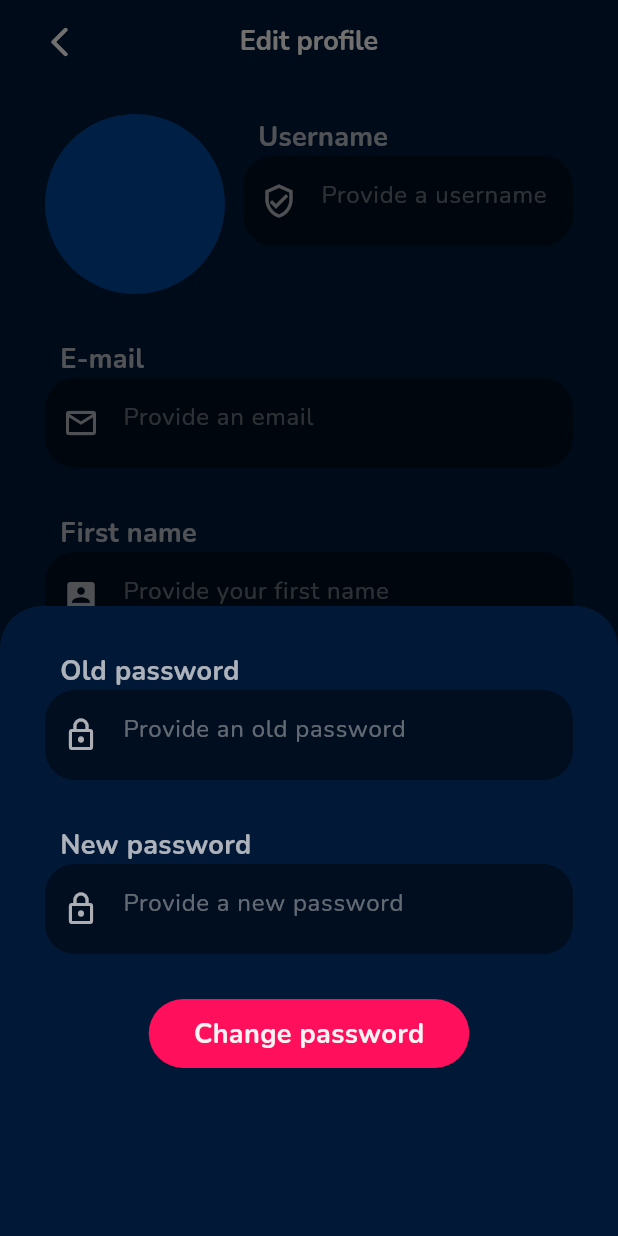
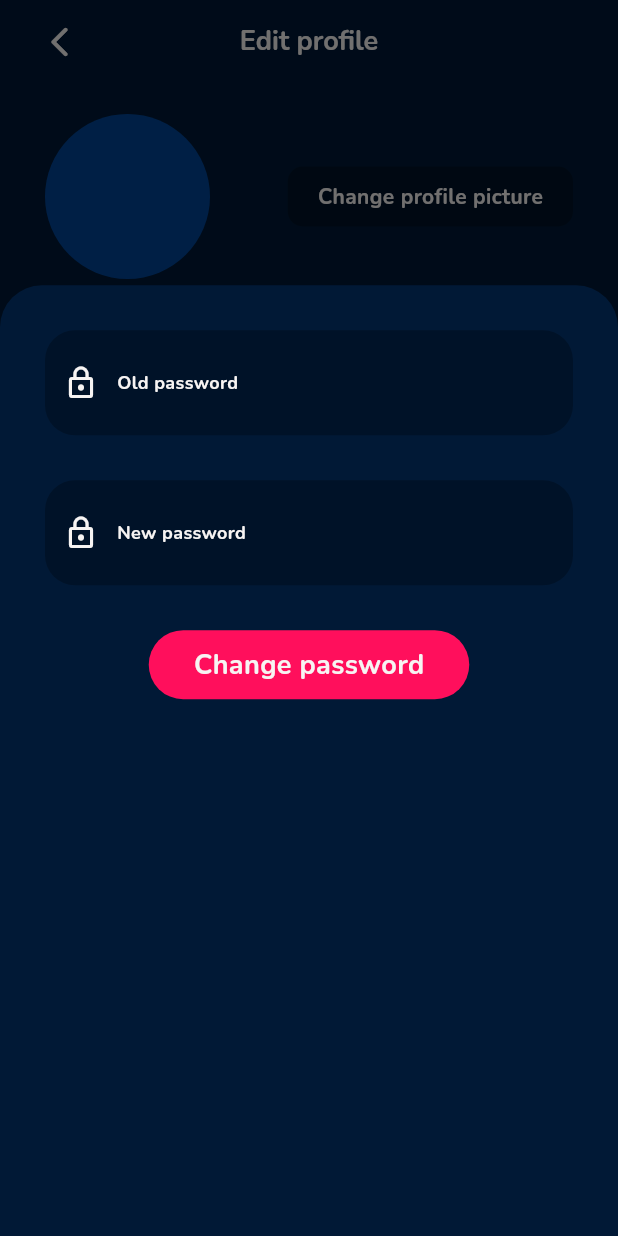
Before and after one commit to bruh-squad/drinkify, a Flutter app: the EditProfilePage screen opened by its route, after a tap on "Change password", on a phone screen of 412 x 824 dp. Run offline on Flutter 3.47's test engine with Material 2 defaults, Android fonts, the phone set to English and light mode, and no system bars; our stand-ins replace flutter_dotenv, flutter_map, flutter_secure_storage, geocoding, go_router, latlong2 and 1 more; missing offline and left inert: map_launcher; accounts and stored records are empty; generated files the repository leaves out were written again; network calls fail.

Commit message:
Visual changes to text fields

```diff
--- a/lib/l10n/app_en.arb
+++ b/lib/l10n/app_en.arb
@@ -38,6 +38,7 @@
     "logOut": "Log out",
 
     "editProfilePage": "Edit profile",
+    "changePfp": "Change profile picture",
     "username": "Username",
     "usernameField": "Provide a username",
     "email": "E-mail",
--- a/lib/l10n/app_pl.arb
+++ b/lib/l10n/app_pl.arb
@@ -38,6 +38,7 @@
     "logOut": "Wyloguj się",
 
     "editProfilePage": "Edytuj profil",
+    "changePfp": "Zmień zdjęcie profilowe",
     "username": "Nazwa użytkownika",
     "usernameField": "Podaj nazwę użytkownika",
     "email": "E-mail",
--- a/lib/routes/create_party_routes/choose_location_page.dart
+++ b/lib/routes/create_party_routes/choose_location_page.dart
@@ -86,7 +86,7 @@ class _ChooseLocationPageState extends State<ChooseLocationPage> {
       backgroundColor: Theming.bgColor,
       floatingActionButton: Padding(
         padding: EdgeInsets.only(
-          bottom: 55 + MediaQuery.of(context).padding.bottom,
+          bottom: 55 + MediaQuery.of(context).viewPadding.bottom,
         ),
         child: FloatingActionButton(
           onPressed: () => _getUserLocation(),
@@ -220,7 +220,7 @@ class _ChooseLocationPageState extends State<ChooseLocationPage> {
           Align(
             alignment: Alignment.bottomCenter,
             child: Container(
-              height: 95 + MediaQuery.of(context).padding.bottom,
+              height: 95 + MediaQuery.of(context).viewPadding.bottom,
               width: double.infinity,
               alignment: Alignment.topCenter,
               padding: const EdgeInsets.only(top: 10),
--- a/lib/routes/create_party_routes/invite_friends_page.dart
+++ b/lib/routes/create_party_routes/invite_friends_page.dart
@@ -86,6 +86,7 @@ class InviteFriendsPage extends StatelessWidget {
                             borderRadius: BorderRadius.circular(100),
                           ),
                           child: TextField(
+                            cursorColor: Theming.primaryColor,
                             style: const TextStyle(
                               color: Theming.whiteTone,
                             ),
--- a/lib/routes/parties_page.dart
+++ b/lib/routes/parties_page.dart
@@ -44,7 +44,9 @@ class PartiesPage extends StatelessWidget {
                           stopTime: DateTime.now(),
                         ),
                       ),
-                    const SizedBox(height: 200),
+                    SizedBox(
+                      height: MediaQuery.of(context).viewPadding.bottom + 120,
+                    ),
                   ],
                 ),
               ),
--- a/lib/routes/settings_routes/edit_profile_page.dart
+++ b/lib/routes/settings_routes/edit_profile_page.dart
@@ -18,6 +18,8 @@ class _EditProfilePageState extends State<EditProfilePage> {
   var emailCtrl = TextEditingController();
   var firstNameCtrl = TextEditingController();
   var lastNameCtrl = TextEditingController();
+  var oldPasswordCtrl = TextEditingController();
+  var newPasswordNameCtrl = TextEditingController();
 
   late int? selectedFieldIndex;
 
@@ -30,9 +32,9 @@ class _EditProfilePageState extends State<EditProfilePage> {
   @override
   Widget build(BuildContext context) {
     final transl = LocaleSupport.appTranslates(context);
+
     return Scaffold(
       backgroundColor: Theming.bgColor,
-      resizeToAvoidBottomInset: false,
       appBar: AppBar(
         backgroundColor: Theming.bgColor,
         leading: Padding(
@@ -70,23 +72,43 @@ class _EditProfilePageState extends State<EditProfilePage> {
                     mainAxisAlignment: MainAxisAlignment.spaceBetween,
                     children: [
                       const CircleAvatar(
-                        radius: 60,
+                        minRadius: 20,
+                        maxRadius: 55,
                         backgroundColor: Theming.bgColorLight,
                         backgroundImage: NetworkImage(
                           "https://imgs.search.brave.com/Sh1KvzTzy10m30RShyompgGbNefsark8-QTMfC19svY/rs:fit:370:225:1/g:ce/aHR0cHM6Ly90c2Uz/Lm1tLmJpbmcubmV0/L3RoP2lkPU9JUC54/MWpmLWJTdGJlbkFo/U0poYXdKMmNRSGFK/ZSZwaWQ9QXBp",
                         ),
                       ),
-                      _editField(
-                        0,
-                        caption: transl.username,
-                        icon: Icons.verified_user_outlined,
-                        placeholder: transl.usernameField,
-                        ctrl: usernameCtrl,
-                        isUsername: true,
+                      GestureDetector(
+                        onTap: () {},
+                        child: Container(
+                          padding: const EdgeInsets.symmetric(
+                            horizontal: 20,
+                            vertical: 10,
+                          ),
+                          decoration: BoxDecoration(
+                            color: const Color(0x9F000E1F),
+                            borderRadius: BorderRadius.circular(10),
+                          ),
+                          child: Text(
+                            transl.changePfp,
+                            style: const TextStyle(
+                              color: Theming.whiteTone,
+                              fontWeight: FontWeight.bold,
+                            ),
+                          ),
+                        ),
                       ),
                     ],
                   ),
                   const SizedBox(height: 30),
+                  _editField(
+                    0,
+                    caption: transl.username,
+                    icon: Icons.verified_user_outlined,
+                    placeholder: transl.usernameField,
+                    ctrl: usernameCtrl,
+                  ),
                   _editField(
                     1,
                     caption: transl.email,
@@ -112,13 +134,12 @@ class _EditProfilePageState extends State<EditProfilePage> {
                     onTap: () {
                       showModalBottomSheet(
                         context: context,
+                        backgroundColor: Theming.bgColor,
                         enableDrag: false,
-                        backgroundColor: Theming.bgColor,
-                        builder: (_) {
-                          var oldPasswordCtrl = TextEditingController();
-                          var newPasswordNameCtrl = TextEditingController();
+                        isScrollControlled: true,
+                        builder: (ctx) {
                           return SizedBox(
-                            height: 110 * 2 + 200,
+                            height: MediaQuery.of(ctx).size.height / 1.3,
                             child: Padding(
                               padding: const EdgeInsets.only(
                                 left: 30,
@@ -189,7 +210,7 @@ class _EditProfilePageState extends State<EditProfilePage> {
                       ),
                     ),
                   ),
-                  const SizedBox(height: 200),
+                  const SizedBox(height: 66),
                 ],
               ),
             ),
@@ -218,53 +239,72 @@ class _EditProfilePageState extends State<EditProfilePage> {
     required String placeholder,
     required TextEditingController ctrl,
     bool isPassword = false,
-    bool isUsername = false,
   }) {
     const double radius = 20;
+    const double iconSize = 24;
 
     bool isSelected = index == selectedFieldIndex;
 
-    return Column(
-      crossAxisAlignment: CrossAxisAlignment.start,
+    return Stack(
       children: [
-        Row(
-          children: [
-            const SizedBox(width: radius / 2),
-            Text(
-              caption,
-              style: TextStyle(
-                color: isSelected ? Theming.whiteTone : Theming.whiteTone.withOpacity(0.7),
-                fontWeight: FontWeight.bold,
-                fontSize: 18,
-              ),
-            ),
-          ],
-        ),
         Container(
-          height: 60,
-          width: isUsername ? (MediaQuery.of(context).size.width - 30 * 2) / 1.6 : double.infinity,
+          height: 70,
+          width: double.infinity,
           margin: const EdgeInsets.only(bottom: 30),
           alignment: Alignment.center,
           decoration: BoxDecoration(
-            color: const Color(0xFF000E1F),
+            color: const Color(0x9F000E1F),
             borderRadius: BorderRadius.circular(radius),
           ),
           child: TextField(
+            onSubmitted: (_) {
+              setState(() => selectedFieldIndex = null);
+              FocusManager.instance.primaryFocus?.unfocus();
+            },
             onTap: () {
               setState(() => selectedFieldIndex = index);
             },
             obscureText: isPassword,
             style: const TextStyle(color: Theming.whiteTone),
+            cursorColor: Theming.primaryColor,
+            controller: ctrl,
             decoration: InputDecoration(
               hintText: placeholder,
               hintStyle: TextStyle(
-                color: Theming.whiteTone.withOpacity(0.4),
+                fontSize: 14,
+                color: isSelected ? Theming.whiteTone.withOpacity(0.4) : Colors.transparent,
               ),
               prefixIcon: Icon(
                 icon,
-                color: isSelected ? Theming.whiteTone : Theming.whiteTone.withOpacity(0.7),
+                color: isSelected ? Theming.primaryColor : Theming.whiteTone,
+                size: iconSize,
               ),
               border: InputBorder.none,
+            ),
+          ),
+        ),
+        SizedBox(
+          height: 80,
+          child: AnimatedPadding(
+            padding: EdgeInsets.only(
+              top: isSelected || ctrl.text.isNotEmpty ? 7 : 0,
+              left: iconSize * 2,
+              bottom: isSelected || ctrl.text.isNotEmpty ? 0 : 10,
+            ),
+            duration: const Duration(milliseconds: 500),
+            curve: Curves.linearToEaseOut,
+            child: AnimatedAlign(
+              alignment: isSelected || ctrl.text.isNotEmpty ? Alignment.topLeft : Alignment.centerLeft,
+              curve: Curves.linearToEaseOut,
+              duration: const Duration(milliseconds: 500),
+              child: Text(
+                caption,
+                style: TextStyle(
+                  color: isSelected ? Theming.primaryColor : Theming.whiteTone,
+                  fontWeight: FontWeight.bold,
+                  fontSize: 12,
+                ),
+              ),
             ),
           ),
         ),
--- a/lib/utils/router.dart
+++ b/lib/utils/router.dart
@@ -190,7 +190,8 @@ class _ScaffoldWithNavBar extends StatelessWidget {
 
   @override
   Widget build(BuildContext context) {
-    final bottomPadding = MediaQuery.of(context).padding.bottom;
+    final bottomPadding = MediaQuery.of(context).viewPadding.bottom;
+
     return Scaffold(
       resizeToAvoidBottomInset: false,
       body: Stack(
--- a/lib/widgets/custom_floating_button.dart
+++ b/lib/widgets/custom_floating_button.dart
@@ -18,7 +18,7 @@ class CustomFloatingButton extends StatelessWidget {
       child: GestureDetector(
         onTap: onTap,
         child: Container(
-          height: 55 + MediaQuery.of(context).padding.bottom,
+          height: 55 + MediaQuery.of(context).viewPadding.bottom,
           width: double.infinity,
           alignment: Alignment.topCenter,
           decoration: BoxDecoration(
--- a/lib/widgets/homepage/date_picker.dart
+++ b/lib/widgets/homepage/date_picker.dart
@@ -47,7 +47,7 @@ class _DatePickerState extends State<DatePicker> {
     );
 
     return SizedBox(
-      height: 200 + 8 * 2 + 20 + 40 + MediaQuery.of(context).padding.bottom,
+      height: 200 + 8 * 2 + 20 + 40 + MediaQuery.of(context).viewPadding.bottom,
       child: Column(
         children: [
           //Button
--- a/lib/widgets/profilepage/user_info.dart
+++ b/lib/widgets/profilepage/user_info.dart
@@ -146,7 +146,7 @@ class _UserInfoState extends State<UserInfo> {
                       child: Center(
                         child: Padding(
                           padding: EdgeInsets.only(
-                            bottom: MediaQuery.of(context).padding.bottom,
+                            bottom: MediaQuery.of(context).viewPadding.bottom,
                           ),
                           child: Text(
                             transl.emptyHere,
```
Also changed, not shown: lib/models/token_obtain_pair.dart (+36 -0 lines), lib/models/token_refresh.dart (+31 -0 lines), lib/routes/create_party_routes/title_page.dart (+6 -2 lines), lib/routes/login_page.dart (+51 -33 lines), lib/routes/register_page.dart (+45 -29 lines), 1 other file.
